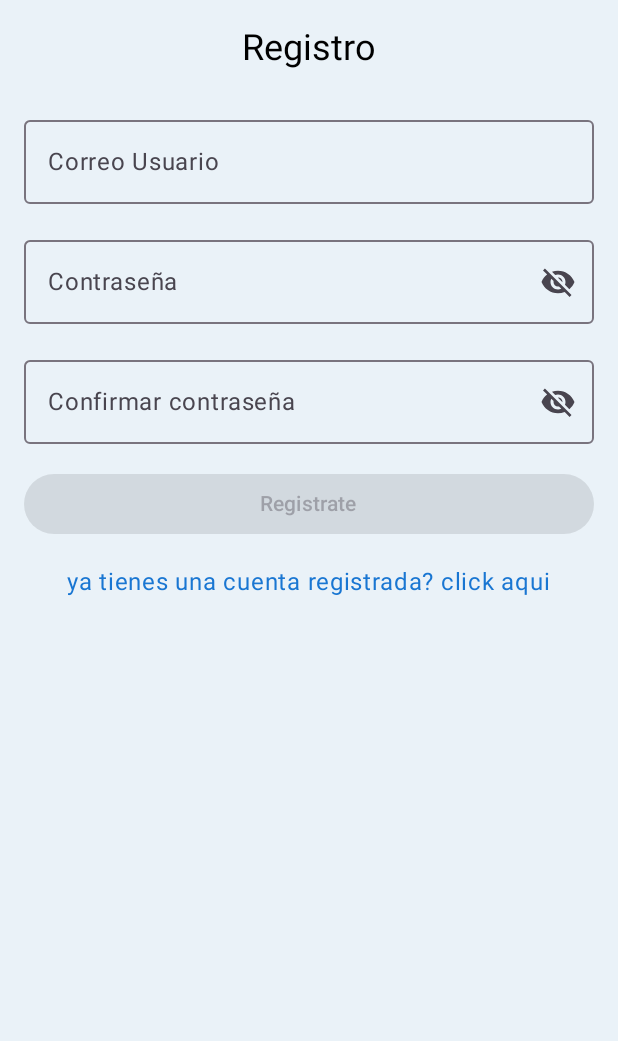
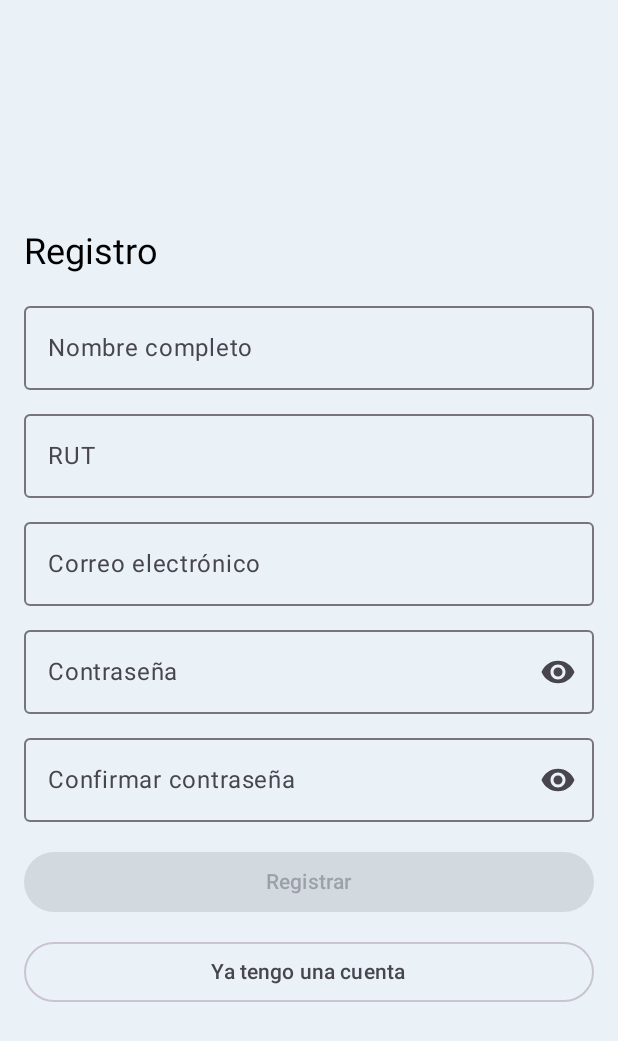
Before and after one commit to brucespinoza/TiendaComics, an Android app built with Jetpack Compose: the screen it shows after launch (MainActivity), on a phone screen of 412 x 824 dp. Shown: the top 1041 px of the screen. Run offline under Robolectric (Android 15) with nearby library versions, the phone set to English and light mode, and no system bars.

Commit message:
Segundo Avanze Pagina de registro con validaciones y formulario con viewmodel

```diff
--- a/app/src/main/java/com/example/tiendacomic/MainActivity.kt
+++ b/app/src/main/java/com/example/tiendacomic/MainActivity.kt
@@ -2,14 +2,12 @@ package com.example.tiendacomic
 
 
 import android.os.Bundle
-import android.util.Log
 import androidx.activity.ComponentActivity
 import androidx.activity.compose.setContent
 import androidx.activity.enableEdgeToEdge
 import androidx.compose.foundation.layout.Box
 import androidx.compose.foundation.layout.fillMaxSize
 import androidx.compose.foundation.layout.padding
-import androidx.compose.material3.AlertDialogDefaults.containerColor
 import androidx.compose.material3.MaterialTheme
 import androidx.compose.material3.Scaffold
 import androidx.compose.material3.Text
@@ -22,13 +20,18 @@ import androidx.compose.ui.Modifier
 import androidx.compose.ui.tooling.preview.Preview
 import com.example.tiendacomic.ui.screen.CatalogoScreen
 import com.example.tiendacomic.ui.screen.LoginScreen
-import com.example.tiendacomic.ui.screen.RegistroScreen
+import com.example.tiendacomic.ui.screen.RegistroScreenVm
 import com.example.tiendacomic.ui.theme.TiendaComicTheme
+
+
+
+
 
 class MainActivity : ComponentActivity() {
     override fun onCreate(savedInstanceState: Bundle?) {
         super.onCreate(savedInstanceState)
         enableEdgeToEdge()
+
         setContent {
             TiendaComicTheme {
 
@@ -53,7 +56,7 @@ class MainActivity : ComponentActivity() {
                                 )
                             }
                             else -> {
-                                RegistroScreen(
+                                RegistroScreenVm(
                                     onRegistroExitoso = { mostrarCatalogo = true },
                                     onIrLogin = { mostrarLogin = true }
                                 )
--- a/app/src/main/java/com/example/tiendacomic/ui/screen/RegistroScreen.kt
+++ b/app/src/main/java/com/example/tiendacomic/ui/screen/RegistroScreen.kt
@@ -1,191 +1,277 @@
 package com.example.tiendacomic.ui.screen
 
 import androidx.compose.foundation.background
-import androidx.compose.foundation.clickable
-import androidx.compose.foundation.layout.Box
-import androidx.compose.foundation.layout.Column
-import androidx.compose.foundation.layout.Spacer
-import androidx.compose.foundation.layout.fillMaxSize
-import androidx.compose.foundation.layout.fillMaxWidth
-import androidx.compose.foundation.layout.height
-import androidx.compose.foundation.layout.padding
+import androidx.compose.foundation.layout.*
 import androidx.compose.foundation.text.KeyboardOptions
-import androidx.compose.material3.Icon
-import androidx.compose.material3.IconButton
-import androidx.compose.material3.MaterialTheme
-import androidx.compose.material3.OutlinedTextField
-import androidx.compose.material3.Text
-import androidx.compose.material3.TextField
-import androidx.compose.runtime.Composable
-import androidx.compose.runtime.getValue
-import androidx.compose.runtime.mutableStateOf
-import androidx.compose.runtime.remember
-import androidx.compose.runtime.setValue
-import androidx.compose.ui.Alignment
-import androidx.compose.ui.Modifier
-import androidx.compose.ui.graphics.Color
-import androidx.compose.ui.text.input.KeyboardType
-
-import androidx.compose.ui.unit.dp
-//importaciones nuevas
-import androidx.compose.ui.text.input.VisualTransformation
-import androidx.compose.ui.text.input.PasswordVisualTransformation
 import androidx.compose.material.icons.Icons
 import androidx.compose.material.icons.filled.Visibility
 import androidx.compose.material.icons.filled.VisibilityOff
-import androidx.compose.material3.Button
+import androidx.compose.material3.*
+import androidx.compose.runtime.*
+import androidx.compose.ui.Alignment
+import androidx.compose.ui.Modifier
+import androidx.compose.ui.text.input.*
+import androidx.compose.ui.unit.dp
+import androidx.lifecycle.compose.collectAsStateWithLifecycle
+import androidx.lifecycle.viewmodel.compose.viewModel
+import com.example.tiendacomic.ui.viewmodel.ModeloAutenticacion
+
+
+
+//Conectamos la pantalla al ViewModel
+@Composable
+fun RegistroScreenVm(
+
+    onRegistroExitoso: () -> Unit,  // Navegar a Login después de registrar
+    onIrLogin: () -> Unit           // Botón Ya tengo cuenta
+) {
+    val vm: ModeloAutenticacion = viewModel()
+    val estado by vm.registro.collectAsStateWithLifecycle()
+
+    if (estado.exito) {
+        vm.limpiarResultadoRegistro()
+        onRegistroExitoso()
+    }
+
+    RegistroScreen(
+        nombre = estado.nombre,
+        rut = estado.rut,
+        correo = estado.correo,
+        contrasena = estado.contrasena,
+        confirmar = estado.confirmar,
+
+        nombreError = estado.errorNombre,
+        rutError = estado.errorRut,
+        correoError = estado.errorCorreo,
+        contrasenaError = estado.errorContrasena,
+        confirmarError = estado.errorConfirmar,
+
+        puedeEnviar = estado.puedeEnviar,
+        enviando = estado.enviando,
+        mensajeError = estado.mensajeError,
+
+        onNombreChange = vm::alCambiarNombre,
+        onRutChange = vm::alCambiarRut,
+        onCorreoChange = vm::alCambiarCorreoRegistro,
+        onContrasenaChange = vm::alCambiarContrasenaRegistro,
+        onConfirmarChange = vm::alCambiarConfirmar,
+
+        onRegistrar = vm::enviarRegistro,
+        onIrLogin = onIrLogin
+    )
+}
 
 
 @Composable
-fun RegistroScreen(
-    onRegistroExitoso: () -> Unit,
-    onIrLogin: ()-> Unit,
-    modifier: Modifier = Modifier){
+private fun RegistroScreen(
+    nombre: String,
+    rut: String,
+    correo: String,
+    contrasena: String,
+    confirmar: String,
 
-    //color en color.kt y theme.kt
-    val bg = MaterialTheme.colorScheme.background
+    nombreError: String?,
+    rutError: String?,
+    correoError: String?,
+    contrasenaError: String?,
+    confirmarError: String?,
 
-    //Estado para los campo
-    var correo by remember { mutableStateOf("") }
-    var contraseña by remember { mutableStateOf("") }
-    var confirmarContraseña by remember { mutableStateOf("") }
-    var contraseñaVisible by remember { mutableStateOf(false) }
-    var confirmarContraseñaVisible by remember { mutableStateOf(false) }
+    puedeEnviar: Boolean,
+    enviando: Boolean,
+    mensajeError: String?,
 
-    //aqui estan la validacion para el campo de contraseña
-        fun validarContraseña(contraseña: String): Boolean {
-        val tieneMinuscula = contraseña.any { it.isLowerCase() }
-        val tieneMayuscula = contraseña.any { it.isUpperCase() }
-        val tieneNumero = contraseña.any { it.isDigit() }
-        val tieneEspecial = contraseña.any { !it.isLetterOrDigit() }
-        val longitudValida = contraseña.length >= 8
+    onNombreChange: (String) -> Unit,
+    onRutChange: (String) -> Unit,
+    onCorreoChange: (String) -> Unit,
+    onContrasenaChange: (String) -> Unit,
+    onConfirmarChange: (String) -> Unit,
 
-        return tieneMinuscula && tieneMayuscula && tieneNumero && tieneEspecial && longitudValida
+    onRegistrar: () -> Unit,
+    onIrLogin: () -> Unit
+) {
+    val fondo = MaterialTheme.colorScheme.background //fondo
+    var mostrarPass by remember { mutableStateOf(false) }
+    var mostrarConfirmar by remember { mutableStateOf(false) }
 
-
-    }
-
-    fun gmailValido(gmail: String): Boolean {
-        val gmailValido = Regex("^[A-Za-z0-9._%+-]+@gmail\\.com$")
-        return gmailValido.matches(gmail)
-    }
 
 
     Box(
         modifier = Modifier
             .fillMaxSize()
-            .background(bg)
+            .background(fondo)
             .padding(16.dp),
-        contentAlignment = Alignment.TopCenter
-    ){
-        Column(horizontalAlignment = Alignment.CenterHorizontally){
-            Text(
-                text = "Registro",
-                style = MaterialTheme.typography.headlineSmall, // Título
-                //color = MaterialTheme.colorScheme.primary
+        contentAlignment = Alignment.Center
+    ) {
+        Column(modifier = Modifier.fillMaxWidth()) {
+            Text("Registro", style = MaterialTheme.typography.headlineSmall)
+            Spacer(Modifier.height(12.dp))
+
+            //formulario del nombre de usuario
+            OutlinedTextField(
+                value = nombre,
+                onValueChange = onNombreChange,
+                label = { Text("Nombre completo") },
+                singleLine = true,
+                isError = nombreError != null,
+                keyboardOptions = KeyboardOptions(keyboardType = KeyboardType.Text),
+                modifier = Modifier.fillMaxWidth()
             )
-            Spacer(modifier = Modifier.height(24.dp))
+            nombreError?.let {
+                Text(
+                    text = it,
+                    color = MaterialTheme.colorScheme.error,
+                    style = MaterialTheme.typography.labelSmall,
+                    modifier = Modifier
+                        .fillMaxWidth()
+                        .padding(top = 2.dp),
+                    softWrap = true
+                )
+            }
 
 
-            //aqui esta los formularios de correo
+            Spacer(Modifier.height(8.dp))
+
+            //formulario del rut
+            OutlinedTextField(
+                value = rut,
+                onValueChange = onRutChange,
+                label = { Text("RUT") },
+                singleLine = true,
+                isError = rutError != null,
+                keyboardOptions = KeyboardOptions(keyboardType = KeyboardType.Text),
+                modifier = Modifier.fillMaxWidth()
+            )
+            rutError?.let {
+                Text(
+                    text = it,
+                    color = MaterialTheme.colorScheme.error,
+                    style = MaterialTheme.typography.labelSmall,
+                    modifier = Modifier
+                        .fillMaxWidth()
+                        .padding(top = 2.dp),
+                    softWrap = true
+                )
+            }
+
+            Spacer(Modifier.height(8.dp))
+
+            //formulario del correo
             OutlinedTextField(
                 value = correo,
-                onValueChange = { correo = it },
-                label = { Text("Correo Usuario") },
-                modifier = Modifier.fillMaxWidth(),
-                singleLine = true, //hace que sea todo en una linea
-                placeholder = { Text("ejemplo@correo.com") }, //aqui aparece un ejemplo
-                isError = correo.isNotEmpty() && !gmailValido(correo) //si no puso @ sale rojo abajo esta el if
+                onValueChange = onCorreoChange,
+                label = { Text("Correo electrónico") },
+                singleLine = true,
+                isError = correoError != null,
+                keyboardOptions = KeyboardOptions(keyboardType = KeyboardType.Email),
+                modifier = Modifier.fillMaxWidth()
+            )
+            correoError?.let {
+                Text(
+                    text = it,
+                    color = MaterialTheme.colorScheme.error,
+                    style = MaterialTheme.typography.labelSmall,
+                    modifier = Modifier
+                        .fillMaxWidth()
+                        .padding(top = 2.dp),
+                    softWrap = true
+                )
+            }
 
-            )
-            if (correo.isNotEmpty() && !gmailValido(correo)) {
-                Text(
-                    text = "Solo se permiten gmail válidos (ejemplo@gmail.com)",
-                    color = Color.Red
-                )
-        }
-            Spacer(modifier = Modifier.height(16.dp))
+            Spacer(Modifier.height(8.dp))
 
-            //formulario de contraseña
+            //formulario de la contraseña
             OutlinedTextField(
-                value = contraseña,
-                onValueChange = { contraseña = it },
+                value = contrasena,
+                onValueChange = onContrasenaChange,
                 label = { Text("Contraseña") },
-                modifier = Modifier.fillMaxWidth(),
                 singleLine = true,
-                placeholder = { Text("Ingrese su contraseña") },
-                visualTransformation = if (contraseñaVisible) VisualTransformation.None
-                else PasswordVisualTransformation(),
+                isError = contrasenaError != null,
+                visualTransformation = if (mostrarPass) VisualTransformation.None else PasswordVisualTransformation(),
                 trailingIcon = {
-                    val image = if (contraseñaVisible) Icons.Default.Visibility else Icons.Default.VisibilityOff
-                    IconButton(onClick = { contraseñaVisible = !contraseñaVisible }) {
-                        Icon(imageVector = image, contentDescription = "Mostrar/ocultar contraseña")
+                    IconButton(onClick = { mostrarPass = !mostrarPass }) {
+                        Icon(
+                            imageVector = if (mostrarPass) Icons.Filled.VisibilityOff else Icons.Filled.Visibility,
+                            contentDescription = if (mostrarPass) "Ocultar contraseña" else "Mostrar contraseña"
+                        )
                     }
                 },
-                keyboardOptions = KeyboardOptions(keyboardType = KeyboardType.Password),
-                isError = contraseña.isNotEmpty() && !validarContraseña(contraseña)
+                modifier = Modifier.fillMaxWidth()
+            )
+            contrasenaError?.let {
+                Text(
+                    text = it,
+                    color = MaterialTheme.colorScheme.error,
+                    style = MaterialTheme.typography.labelSmall,
+                    modifier = Modifier
+                        .fillMaxWidth()
+                        .padding(top = 2.dp),
+                    softWrap = true
+                )
+            }
+
+
+            Spacer(Modifier.height(8.dp))
+
+            // formulario de copnfirmar
+            OutlinedTextField(
+                value = confirmar,
+                onValueChange = onConfirmarChange,
+                label = { Text("Confirmar contraseña") },
+                singleLine = true,
+                isError = confirmarError != null,
+                visualTransformation = if (mostrarConfirmar) VisualTransformation.None else PasswordVisualTransformation(),
+                trailingIcon = {
+                    IconButton(onClick = { mostrarConfirmar = !mostrarConfirmar }) {
+                        Icon(
+                            imageVector = if (mostrarConfirmar) Icons.Filled.VisibilityOff else Icons.Filled.Visibility,
+                            contentDescription = if (mostrarConfirmar) "Ocultar confirmación" else "Mostrar confirmación"
+
+                        )
+                    }
+                },
+                modifier = Modifier.fillMaxWidth()
             )
 
-            if (contraseña.isNotEmpty() && !validarContraseña(contraseña)) {
+            confirmarError?.let {
                 Text(
-                    text = "La contraseña debe contener al menos una minúscula, una mayúscula, un número, un caracter especial y mínimo 8 caracteres",
-                    color = Color.Red,
-                    style = MaterialTheme.typography.bodySmall
-                    )
-            }
-            Spacer(modifier = Modifier.height(16.dp))
-            //campo de confirmar contraseña
-            OutlinedTextField(
-                value = confirmarContraseña,
-                onValueChange =  {confirmarContraseña = it },
-                label = {Text("Confirmar contraseña")},
-                modifier = Modifier.fillMaxWidth(),
-                singleLine = true,
-                placeholder = { Text("repita su contraseña") },
-                visualTransformation = if (confirmarContraseñaVisible) VisualTransformation.None
-                else PasswordVisualTransformation(),
-                trailingIcon = {
-                    val image = if (confirmarContraseñaVisible) Icons.Default.Visibility else Icons.Default.VisibilityOff
-                    IconButton(onClick = { confirmarContraseñaVisible = !confirmarContraseñaVisible }) {
-                        Icon(imageVector = image, contentDescription = "Mostrar/ocultar contraseña")
-                    }
-                },
-                keyboardOptions = KeyboardOptions(keyboardType = KeyboardType.Password),
-                isError = confirmarContraseña.isNotEmpty() && confirmarContraseña != contraseña
-
-
-            )
-            if (confirmarContraseña.isNotEmpty() && confirmarContraseña != contraseña) {
-                Text(
-                    text = "Las contraseñas no coinciden",
-                    color = Color.Red,
-                    style = MaterialTheme.typography.bodySmall
+                    text = it,
+                    color = MaterialTheme.colorScheme.error,
+                    style = MaterialTheme.typography.labelSmall,
+                    modifier = Modifier
+                        .fillMaxWidth()
+                        .padding(top = 2.dp),
+                    softWrap = true
                 )
             }
-            Spacer(modifier = Modifier.height(16.dp))
 
-            Button(onClick = {onRegistroExitoso()},
-                modifier = Modifier.fillMaxWidth(),
+            Spacer(Modifier.height(16.dp))
 
-                enabled = correo.isNotEmpty() && correo.contains("@") &&
-                validarContraseña(contraseña) &&
-                contraseña == confirmarContraseña
-            ) { Text("Registrate")
-
+            // Botton registrar
+            Button(
+                onClick = onRegistrar,
+                enabled = puedeEnviar && !enviando,
+                modifier = Modifier.fillMaxWidth()
+            ) {
+                if (enviando) {
+                    CircularProgressIndicator(strokeWidth = 2.dp, modifier = Modifier.size(18.dp))
+                    Spacer(Modifier.width(8.dp))
+                    Text("Creando cuenta...")
+                } else {
+                    Text("Registrar")
+                }
             }
 
-            Spacer(modifier = Modifier.height(16.dp))
+            mensajeError?.let {
+                Spacer(Modifier.height(8.dp))
+                Text(it, color = MaterialTheme.colorScheme.error)
+            }
 
-            Text(
-                text = "ya tienes una cuenta registrada? click aqui",
-                color = MaterialTheme.colorScheme.primary,
-                modifier = Modifier
-                .clickable{onIrLogin()}
-            )
+            Spacer(Modifier.height(12.dp))
 
-
-
-
+            //boton depara que vallas al login
+            OutlinedButton(onClick = onIrLogin, modifier = Modifier.fillMaxWidth()) {
+                Text("Ya tengo una cuenta")
+            }
         }
+    }
 }
-}
--- /dev/null
+++ b/app/src/main/java/com/example/tiendacomic/ui/viewmodel/ModeloAutenticación.kt
@@ -0,0 +1,180 @@
+package com.example.tiendacomic.ui.viewmodel
+
+
+
+import androidx.lifecycle.ViewModel
+import androidx.lifecycle.viewModelScope
+import com.example.tiendacomic.domain.validaciones.*
+import kotlinx.coroutines.delay
+import kotlinx.coroutines.flow.MutableStateFlow
+import kotlinx.coroutines.flow.StateFlow
+import kotlinx.coroutines.flow.update
+import kotlinx.coroutines.launch
+
+
+
+data class LoginUiState(
+    val correo: String = "",
+    val contrasena: String = "",
+    val errorCorreo: String? = null,
+    val errorContrasena: String? = null,
+    val enviando: Boolean = false,
+    val puedeEnviar: Boolean = false,
+    val exito: Boolean = false,
+    val mensajeError: String? = null
+)
+
+data class RegistroUiState(
+    val nombre: String = "",
+    val rut: String = "",
+    val correo: String = "",
+    val contrasena: String = "",
+    val confirmar: String = "",
+    val errorNombre: String? = null,
+    val errorRut: String? = null,
+    val errorCorreo: String? = null,
+    val errorContrasena: String? = null,
+    val errorConfirmar: String? = null,
+    val enviando: Boolean = false,
+    val puedeEnviar: Boolean = false,
+    val exito: Boolean = false,
+    val mensajeError: String? = null
+)
+
+// Modelo de usuarios
+
+private data class UsuarioDemo(
+    val nombre: String,
+    val rut: String,
+    val correo: String,
+    val contrasena: String
+)
+
+// Viewmodel
+
+class ModeloAutenticacion : ViewModel() {
+
+    companion object {
+        private val USUARIOS = mutableListOf(
+            UsuarioDemo(nombre = "Demo", rut = "12.345.678-5", correo = "demo@duoc.cl", contrasena = "Demo123!")
+        )
+    }
+
+    // Estados observables
+    private val _login = MutableStateFlow(LoginUiState())
+    val login: StateFlow<LoginUiState> = _login
+
+    private val _registro = MutableStateFlow(RegistroUiState())
+    val registro: StateFlow<RegistroUiState> = _registro
+
+    // Pagina de Login
+
+    fun alCambiarCorreoLogin(valor: String) {
+        _login.update { it.copy(correo = valor, errorCorreo = validarEmail(valor)) }
+        recalcularPuedeEnviarLogin()
+    }
+
+    fun alCambiarContrasenaLogin(valor: String) {
+        _login.update { it.copy(contrasena = valor) }
+        recalcularPuedeEnviarLogin()
+    }
+
+    private fun recalcularPuedeEnviarLogin() {
+        val s = _login.value
+        val puede = s.errorCorreo == null && s.correo.isNotBlank() && s.contrasena.isNotBlank()
+        _login.update { it.copy(puedeEnviar = puede) }
+    }
+
+    fun enviarLogin() {
+        val s = _login.value
+        if (!s.puedeEnviar || s.enviando) return
+        viewModelScope.launch {
+            _login.update { it.copy(enviando = true, mensajeError = null, exito = false) }
+            delay(500)
+            val usuario = USUARIOS.firstOrNull { it.correo.equals(s.correo, ignoreCase = true) }
+            val ok = usuario != null && usuario.contrasena == s.contrasena
+            _login.update {
+                it.copy(
+                    enviando = false,
+                    exito = ok,
+                    mensajeError = if (!ok) "Credenciales inválidas" else null
+                )
+            }
+        }
+    }
+
+    fun limpiarResultadoLogin() {
+        _login.update { it.copy(exito = false, mensajeError = null) }
+    }
+
+    // Pagina de REGISTRO
+
+    fun alCambiarNombre(valor: String) {
+        val filtrado = valor.filter { it.isLetter() || it.isWhitespace() }
+        _registro.update {
+            it.copy(nombre = filtrado, errorNombre = ValidarNombreSoloLetras(filtrado))
+        }
+        recalcularPuedeEnviarRegistro()
+    }
+
+
+    fun alCambiarRut(valor: String) {
+        val normalizado = valor.trim()
+        _registro.update { it.copy(rut = normalizado, errorRut = validarRut(normalizado)) }
+        recalcularPuedeEnviarRegistro()
+    }
+
+
+    fun alCambiarCorreoRegistro(valor: String) {
+        _registro.update { it.copy(correo = valor, errorCorreo = validarEmail(valor)) }
+        recalcularPuedeEnviarRegistro()
+    }
+
+    fun alCambiarContrasenaRegistro(valor: String) {
+        _registro.update { it.copy(contrasena = valor, errorContrasena = validarContraseña(valor)) }
+        _registro.update { it.copy(errorConfirmar = validarConfirmarContraseña(it.contrasena, it.confirmar)) }
+        recalcularPuedeEnviarRegistro()
+    }
+
+    fun alCambiarConfirmar(valor: String) {
+        _registro.update { it.copy(confirmar = valor, errorConfirmar = validarConfirmarContraseña(it.contrasena, valor)) }
+        recalcularPuedeEnviarRegistro()
+    }
+
+    private fun recalcularPuedeEnviarRegistro() {
+        val s = _registro.value
+        val sinErrores = listOf(s.errorNombre, s.errorRut, s.errorCorreo, s.errorContrasena, s.errorConfirmar).all { it == null }
+        val llenos = s.nombre.isNotBlank() && s.rut.isNotBlank() && s.correo.isNotBlank() && s.contrasena.isNotBlank() && s.confirmar.isNotBlank()
+        _registro.update { it.copy(puedeEnviar = sinErrores && llenos) }
+    }
+
+    fun enviarRegistro() {
+        val s = _registro.value
+        if (!s.puedeEnviar || s.enviando) return
+        viewModelScope.launch {
+            _registro.update { it.copy(enviando = true, mensajeError = null, exito = false) }
+            delay(700)
+            val duplicado = USUARIOS.any { it.correo.equals(s.correo, ignoreCase = true) || it.rut.equals(s.rut, ignoreCase = true) }
+
+            if (duplicado) {
+                _registro.update { it.copy(enviando = false, exito = false, mensajeError = "El usuario ya existe") }
+                return@launch
+            }
+
+            USUARIOS.add(
+                UsuarioDemo(
+                    nombre = s.nombre.trim(),
+                    rut = s.rut.trim(),
+                    correo = s.correo.trim(),
+                    contrasena = s.contrasena
+                )
+            )
+
+            _registro.update { it.copy(enviando = false, exito = true, mensajeError = null) }
+        }
+    }
+
+    fun limpiarResultadoRegistro() {
+        _registro.update { it.copy(exito = false, mensajeError = null) }
+    }
+}
```
Also changed, not shown: app/src/main/java/com/example/tiendacomic/domain/validaciones/Validador.kt (added, +80 -0 lines).
